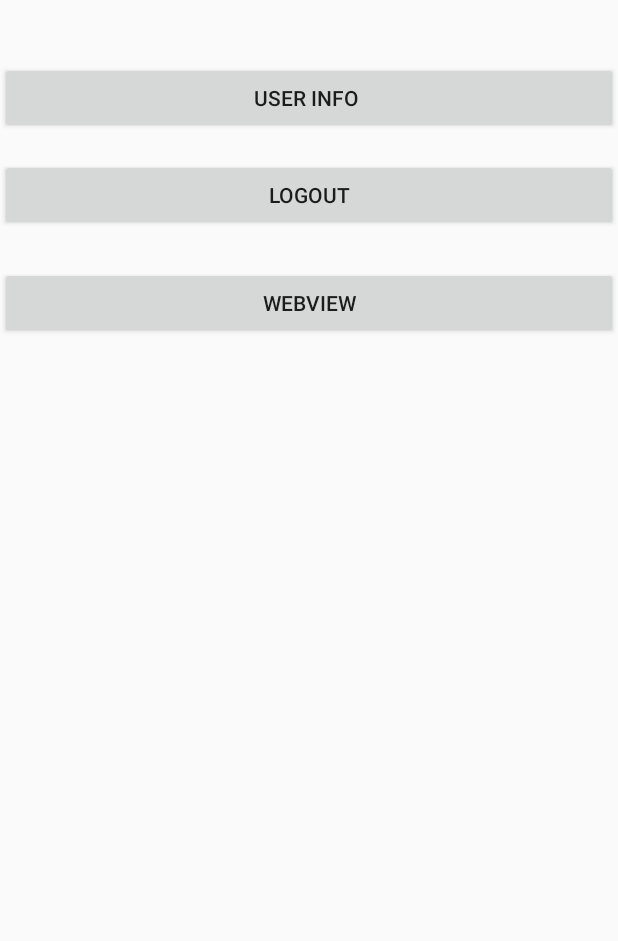
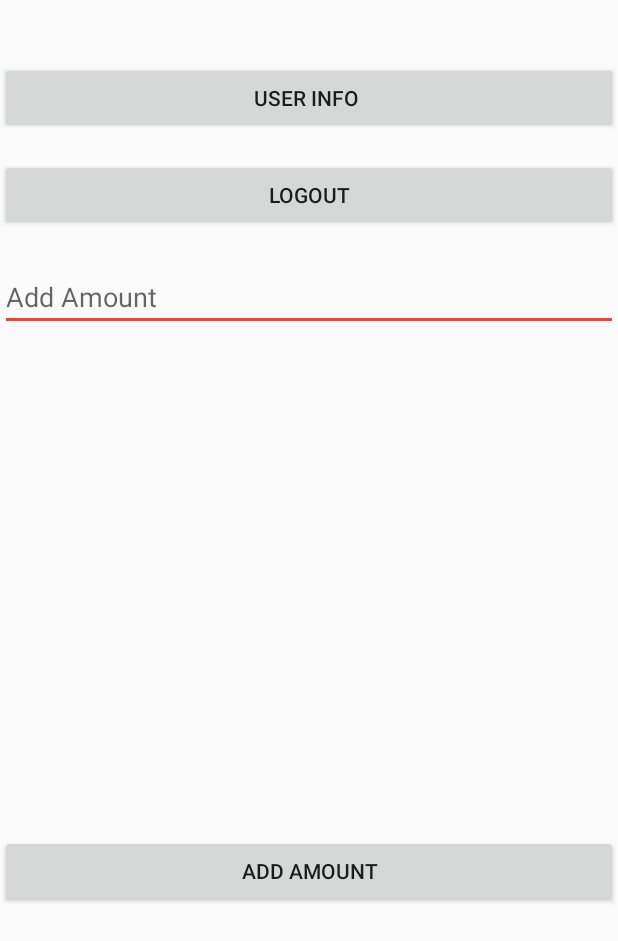
Before and after one commit to prasad212/BankApp, an Android app: the layout activity_main_page.xml on its own in the app's theme, with its tools: preview values and no code run, on a phone screen of 412 x 824 dp. Shown: the top 941 px of the screen. Run offline under Robolectric (Android 15) with nearby library versions, the phone set to English and light mode, and no system bars.

Commit message:
initial commit

```diff
--- a/app/src/main/java/com/example/prasad/bank/Signup.java
+++ b/app/src/main/java/com/example/prasad/bank/Signup.java
@@ -2,6 +2,7 @@ package com.example.prasad.bank;
 
 import android.arch.persistence.room.Room;
 import android.content.Context;
+import android.content.Intent;
 import android.database.sqlite.SQLiteConstraintException;
 import android.os.AsyncTask;
 import android.support.v7.app.AppCompatActivity;
@@ -43,7 +44,10 @@ public class Signup extends AppCompatActivity {
             user.setMobileno(mobilno);
             user.setName(name);
             user.setPassword(password);
+
+
             db.userDao().insertAll(user);
+
             int time = Toast.LENGTH_SHORT;
             String inserted = "Account Created";
             Context c = getApplicationContext();
@@ -56,6 +60,8 @@ public class Signup extends AppCompatActivity {
             Toast t = Toast.makeText(c, inserted, time);
             t.show();
         }
+        Intent intent = new Intent(this, MainActivity.class);
+        startActivity(intent);
     }
 
 
--- a/app/src/main/res/layout/activity_main.xml
+++ b/app/src/main/res/layout/activity_main.xml
@@ -62,12 +62,13 @@
         android:textColor="@color/TextcolorLogin" />
 
     <TextView
+        android:id="@+id/signup_text"
         android:layout_width="match_parent"
         android:layout_height="wrap_content"
         android:layout_marginLeft="70sp"
         android:layout_marginRight="25sp"
         android:layout_weight="1"
-        android:onClick="signup"
+
         android:text="@string/signup"
         android:textColor="@color/TextcolorLogin" />
 
--- a/app/src/main/res/layout/activity_main_page.xml
+++ b/app/src/main/res/layout/activity_main_page.xml
@@ -35,14 +35,24 @@
         android:text="Logout"
         android:onClick="logout" />
 
-    <Button
+    <EditText
+        android:id="@+id/ammount"
         android:layout_width="match_parent"
         android:layout_height="wrap_content"
         android:layout_alignParentStart="true"
         android:layout_alignParentTop="true"
-        android:layout_marginTop="178dp"
-        android:text="webview"
-        android:onClick="webview" />
+        android:layout_marginTop="175dp"
+        android:hint="Add Amount" />
+
+    <Button
+        android:layout_width="match_parent"
+        android:layout_height="wrap_content"
+
+        android:layout_alignParentBottom="true"
+        android:layout_alignParentStart="true"
+        android:layout_marginBottom="219dp"
+        android:text="add amount"
+        android:onClick="setamount" />
 
 
 </RelativeLayout>
--- a/app/src/main/res/values/colors.xml
+++ b/app/src/main/res/values/colors.xml
@@ -1,7 +1,7 @@
 <?xml version="1.0" encoding="utf-8"?>
 <resources>
     <color name="colorPrimary">#f44336</color>
-    <color name="colorPrimaryDark">#FFF44336</color>
+    <color name="colorPrimaryDark">#f06292</color>
     <color name="colorAccent">#FFF44336</color>
     <color name="Background">#f44336</color>
     <color name="TextcolorLogin">#ffffff</color>
```
Also changed, not shown: app/src/main/java/com/example/prasad/bank/Data/User.java (+13 -0 lines), app/src/main/java/com/example/prasad/bank/Data/UserDao.java (+7 -4 lines), app/src/main/java/com/example/prasad/bank/MainActivity.java (+10 -5 lines), app/src/main/java/com/example/prasad/bank/MainPage.java (+21 -6 lines), app/src/main/java/com/example/prasad/bank/UserData.java (+7 -3 lines), app/src/main/java/com/example/prasad/bank/Userinfo.java (+20 -7 lines), app/src/main/res/layout/activity_userinfo.xml (+19 -3 lines).
